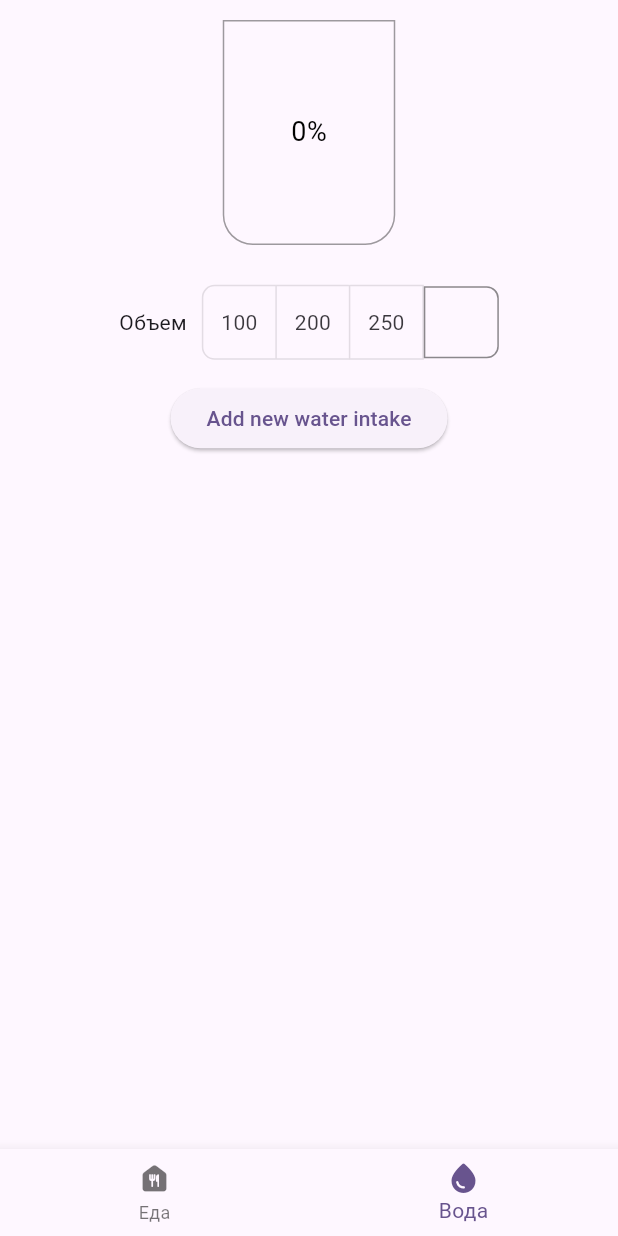
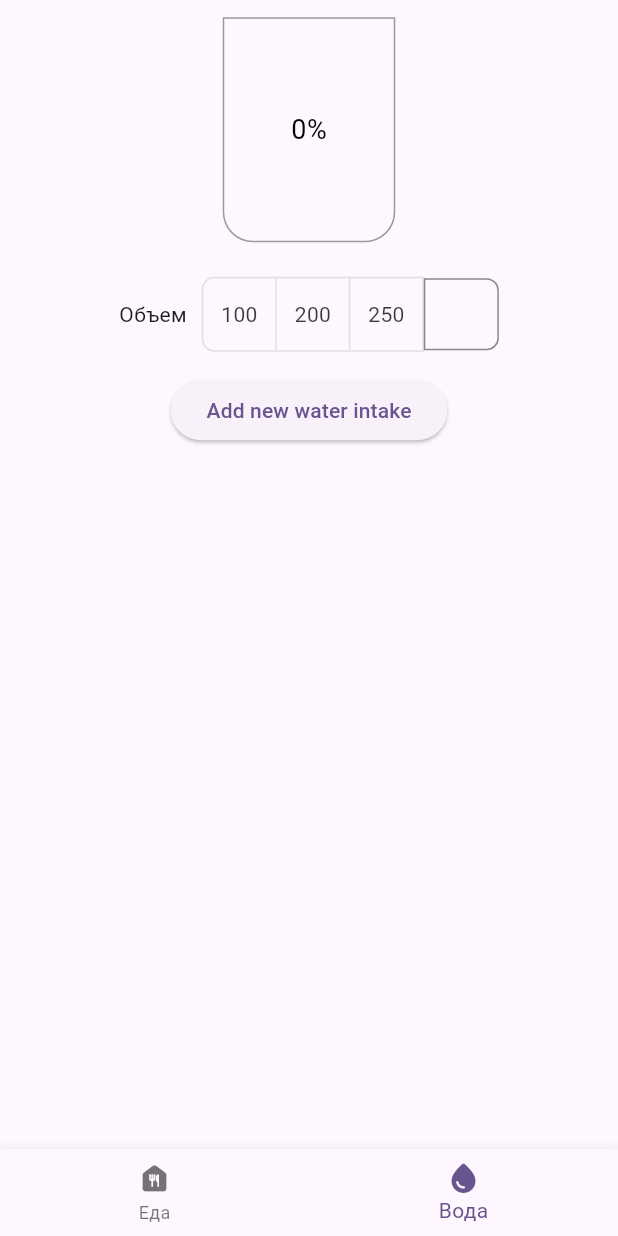
Before and after one commit to sergeybwk/recent_dishes_app, a Flutter app: the screen it shows after launch, item 2 of the bottom bar chosen, after a tap on "Add new water intake", on a phone screen of 412 x 824 dp. Run offline on Flutter 3.47's test engine with Material 3 defaults, Android fonts, the phone set to English and light mode, and no system bars; our stand-ins replace auto_route, bloc, cloud_firestore, equatable, firebase_core, flutter_bloc; accounts and stored records are empty; statements that could not run were skipped.

Commit message:
warnings fixes

```diff
--- a/lib/src/common/lists_grouping.dart
+++ b/lib/src/common/lists_grouping.dart
@@ -1,6 +1,5 @@
 import 'package:collection/collection.dart';
 import '../common/domain/list_entry_model.dart';
-import '../features/main_screen/domain/main_screen_models.dart';
 
 Map<String, List<T>> groupListByDate<T extends IListEntry>(List<T> list) {
   return groupBy(list, (element) => element.date.toString().substring(0, 10));
--- a/lib/src/features/main_screen/domain/ticker.dart
+++ b/lib/src/features/main_screen/domain/ticker.dart
@@ -2,7 +2,6 @@ import 'dart:async';
 
 class Ticker {
   Stream<int> tick() {
-    return Stream.periodic(Duration(seconds: 1), (_) => 1);
+    return Stream.periodic(const Duration(seconds: 1), (_) => 1);
   }
-  // Stream test = Stream.periodic(const Duration(seconds: 1));
 }
--- a/lib/src/features/main_screen/presentation/main_screen.dart
+++ b/lib/src/features/main_screen/presentation/main_screen.dart
@@ -1,6 +1,5 @@
 import 'dart:ui';
 
-import 'package:auto_route/annotations.dart';
 import 'package:auto_route/auto_route.dart';
 import 'package:flutter/material.dart';
 import 'package:flutter_bloc/flutter_bloc.dart';
@@ -31,19 +30,19 @@ class MainScreen extends StatelessWidget implements AutoRouteWrapper {
             return Column(
               children: [
                 Flexible(
-                    flex: 1,
+                    flex: 2,
                     child: Column(
-                      mainAxisAlignment: MainAxisAlignment.center,
                       children: [
+                        const Spacer(),
                         TimerWidget(
                             dateTime:
                                 state.secondsFromRecentDish ?? DateTime(1970)),
+                        const Spacer(),
                         const AddNewDish(),
-                        const SizedBox(height: 15),
                       ],
                     )),
                 Flexible(
-                  flex: 2,
+                  flex: 4,
                   child: ScrollConfiguration(
                     behavior: ScrollConfiguration.of(context).copyWith(
                         dragDevices: {
@@ -94,7 +93,7 @@ class MainScreen extends StatelessWidget implements AutoRouteWrapper {
       child: this,
       create: (_) => MainScreenBloc(
           mainScreenRepository: DishesApiFirebase(), ticker: Ticker())
-        ..add(InitMainScreen()),
+        ..add(const InitMainScreen()),
     );
   }
 
--- a/lib/src/features/main_screen/presentation/widgets/timer_widget.dart
+++ b/lib/src/features/main_screen/presentation/widgets/timer_widget.dart
@@ -10,7 +10,7 @@ class TimerWidget extends StatelessWidget {
   Widget build(BuildContext context) {
     return Text(
       DateFormat.Hms().format(dateTime.toUtc()),
-      style: const TextStyle(fontSize: 18),
+      style: const TextStyle(fontSize: 32),
     );
   }
 }
--- a/lib/src/features/water_screen/presentation/bloc/water_bloc.dart
+++ b/lib/src/features/water_screen/presentation/bloc/water_bloc.dart
@@ -13,7 +13,7 @@ part 'water_state.dart';
 
 class WaterBloc extends Bloc<WaterEvent, WaterState> {
   WaterBloc({required this.waterScreenRepository})
-      : super(WaterState(
+      : super(const WaterState(
             waterIntakes: {},
             status: WaterStatus.loading,
             dailyWaterConsumption: 0)) {
@@ -29,10 +29,9 @@ class WaterBloc extends Bloc<WaterEvent, WaterState> {
     emit(state.copyWith(newStatus: WaterStatus.loading));
     List<WaterIntake>? waterIntakes =
         await waterScreenRepository.loadWaterIntakesFromDB();
-    // TODO Add null check
-    Map<String, List<WaterIntake>> newWaterIntakes =
-        groupListByDate(waterIntakes!);
     if (waterIntakes != null) {
+      Map<String, List<WaterIntake>> newWaterIntakes =
+      groupListByDate(waterIntakes);
       emit(state.copyWith(
           newStatus: WaterStatus.loadingSuccess,
           newWaterIntakes: newWaterIntakes,
--- a/lib/src/features/water_screen/presentation/water_screen.dart
+++ b/lib/src/features/water_screen/presentation/water_screen.dart
@@ -27,17 +27,13 @@ class WaterScreen extends StatelessWidget implements AutoRouteWrapper {
               mainAxisAlignment: MainAxisAlignment.spaceAround,
               children: [
                 Flexible(
-                  flex: 3,
+                  flex: 2,
                     child: WaterCupWidget(waterConsumed: state.dailyWaterConsumption)),
+                const Flexible(
+                    flex: 1,
+                    child: AddWaterWidget()),
                 Flexible(
-                    flex: 2,
-                    child: Column(
-                      children: [
-                        AddWaterWidget(),
-                      ],
-                    )),
-                Flexible(
-                  flex: 5,
+                  flex: 4,
                   child: ScrollConfiguration(
                       behavior: ScrollConfiguration.of(context).copyWith(
                           dragDevices: {
--- a/lib/src/features/water_screen/presentation/widgets/add_water_widget.dart
+++ b/lib/src/features/water_screen/presentation/widgets/add_water_widget.dart
@@ -52,7 +52,7 @@ class _AddWaterWidgetState extends State<AddWaterWidget> {
                   inputFormatters: [
                     FilteringTextInputFormatter(RegExp(r"\d"), allow: true)
                   ],
-                  decoration: InputDecoration(
+                  decoration: const InputDecoration(
                       contentPadding: EdgeInsets.symmetric(horizontal: 10),
                       enabledBorder: OutlineInputBorder(
                         borderSide: BorderSide(color: Colors.black45),
@@ -86,7 +86,8 @@ class _AddWaterWidgetState extends State<AddWaterWidget> {
                     .add(AddWaterEvent(volume: _volumesList[index]));
               }
             },
-            child: const Text("Add new water intake"))
+            child: const Text("Add new water intake")),
+        const SizedBox(height: 15,)
       ],
     );
   }
--- a/lib/src/features/water_screen/presentation/widgets/water_cup_widget.dart
+++ b/lib/src/features/water_screen/presentation/widgets/water_cup_widget.dart
@@ -24,7 +24,7 @@ class WaterCupWidget extends StatelessWidget {
               height: (waterConsumed / 2000) * 150,
               child: const DecoratedBox(
                   decoration: BoxDecoration(
-                borderRadius: const BorderRadius.only(
+                borderRadius: BorderRadius.only(
                     bottomLeft: Radius.circular(20),
                     bottomRight: Radius.circular(20)),
                 color: Colors.lightBlue,
```
Also changed, not shown: lib/src/features/main_screen/presentation/bloc/main_screen_bloc.dart (+7 -7 lines), lib/src/features/main_screen/presentation/widgets/add_new_dish.dart (+4 -3 lines).
